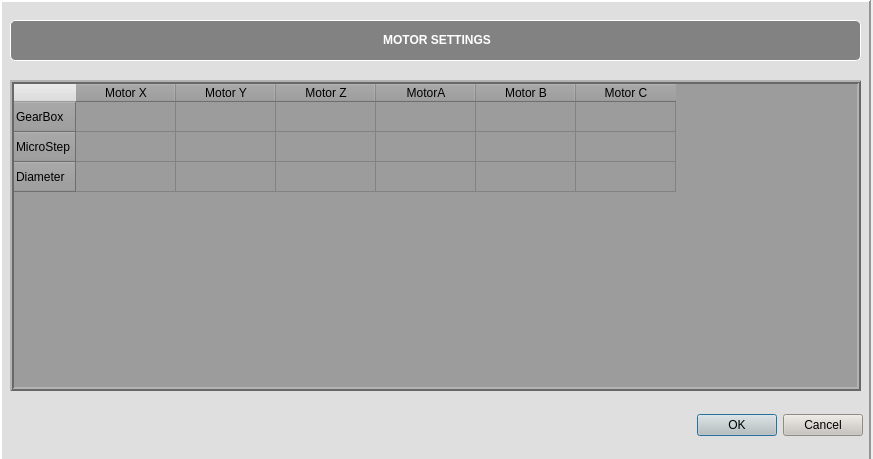
Above: QtPaintingChair/settingWindow.ui from NguyenKhanh2101993/Painting_Chair_Robot_ver02 before the change. Below: the same form after it.
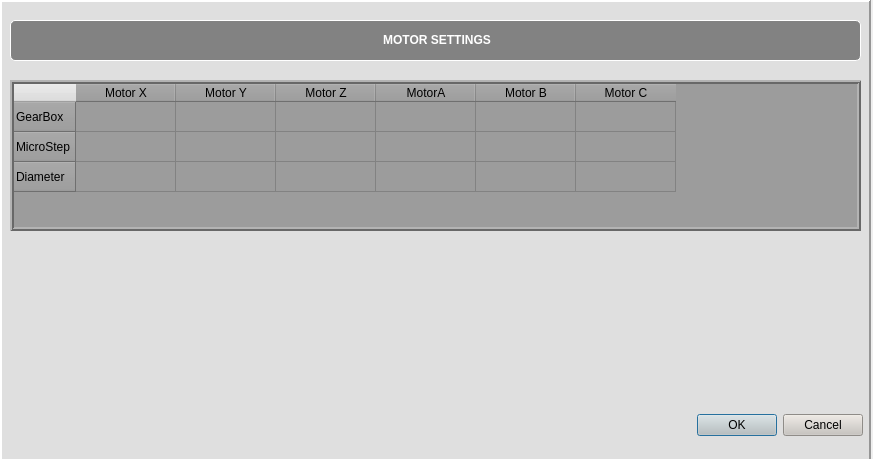
That is the form after the change. Icons and pictures are not drawn.

The edit to the form file:
```diff
--- a/QtPaintingChair/settingWindow.ui
+++ b/QtPaintingChair/settingWindow.ui
@@ -103,7 +103,7 @@
       <x>10</x>
       <y>80</y>
       <width>851</width>
-      <height>311</height>
+      <height>151</height>
      </rect>
     </property>
     <property name="font">
```
